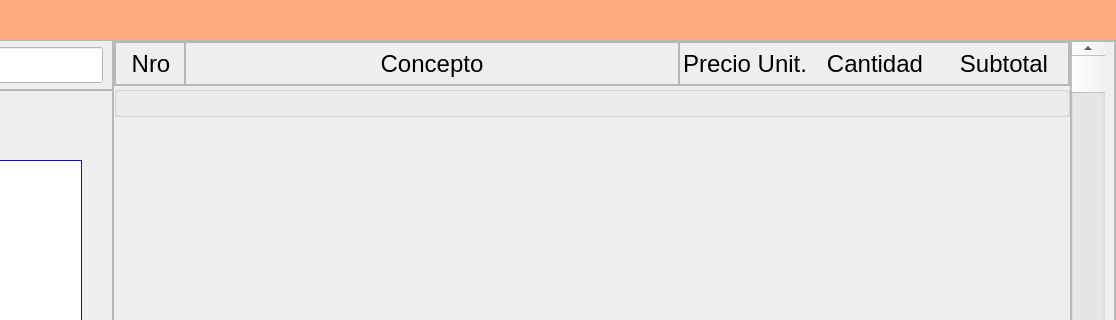
Cesar073/Punto-Venta-3, file sources/vtn/untitled.ui: the form before one commit; both pictures show x 188 to 1304 and y 0 to 320 of the 1304 by 600 pixel window.
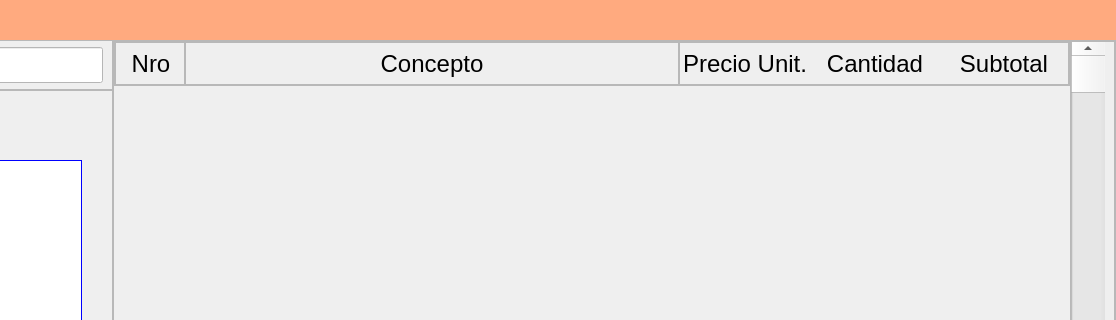
The form after the commit.

Patch:
```diff
--- a/sources/vtn/untitled.ui
+++ b/sources/vtn/untitled.ui
@@ -783,13 +783,6 @@
                           <property name="bottomMargin">
                            <number>0</number>
                           </property>
-                          <item>
-                           <widget class="QGroupBox" name="groupBox_7">
-                            <property name="title">
-                             <string/>
-                            </property>
-                           </widget>
-                          </item>
                           <item alignment="Qt::AlignTop">
                            <widget class="QFrame" name="frame_lista">
                             <property name="sizePolicy">
```
Left out of the diff: 2 changed lines with no effect on the pictures.
